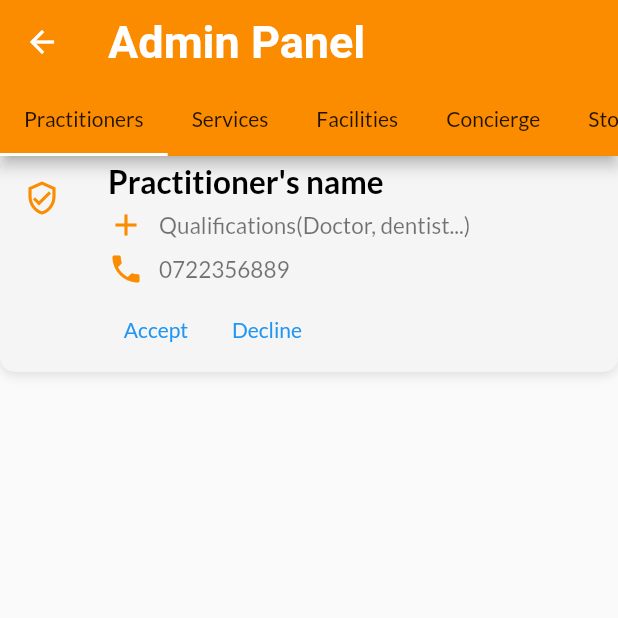
After one commit to CarltonK/doctors_of_kenya, a Flutter app: the AdminScreen screen opened directly, on a phone screen of 412 x 824 dp, the top half of it. The commit adds this screen. Run offline on Flutter 3.47's test engine with Material 2 defaults, Android fonts, the phone set to English and light mode, and no system bars; our stand-ins replace cached_network_image, cloud_firestore, firebase_analytics, firebase_auth, firebase_core, firebase_crashlytics and 2 more; accounts and stored records are empty.

Commit message:
admin tabs

```diff
--- /dev/null
+++ b/lib/screens/home/admin_tabs/admin_concierge.dart
@@ -0,0 +1,10 @@
+import 'package:flutter/material.dart';
+
+class AdminConcierge extends StatelessWidget {
+  const AdminConcierge({Key? key}) : super(key: key);
+
+  @override
+  Widget build(BuildContext context) {
+    return Container();
+  }
+}
--- /dev/null
+++ b/lib/screens/home/admin_tabs/admin_facilities.dart
@@ -0,0 +1,10 @@
+import 'package:flutter/material.dart';
+
+class AdminFacilities extends StatelessWidget {
+  const AdminFacilities({Key? key}) : super(key: key);
+
+  @override
+  Widget build(BuildContext context) {
+    return Container();
+  }
+}
--- /dev/null
+++ b/lib/screens/home/admin_tabs/admin_opportunities.dart
@@ -0,0 +1,10 @@
+import 'package:flutter/material.dart';
+
+class AdminOpportunities extends StatelessWidget {
+  const AdminOpportunities({Key? key}) : super(key: key);
+
+  @override
+  Widget build(BuildContext context) {
+    return Container();
+  }
+}
--- /dev/null
+++ b/lib/screens/home/admin_tabs/admin_practitioners.dart
@@ -0,0 +1,71 @@
+import 'package:doctors_of_kenya/utilities/utilities.dart';
+import 'package:flutter/material.dart';
+
+class AdminPractitioners extends StatelessWidget {
+  const AdminPractitioners({Key? key}) : super(key: key);
+
+  @override
+  Widget build(BuildContext context) {
+    return ListView(
+      children: [AdminPractitionerListItem()],
+    );
+  }
+}
+
+class AdminPractitionerListItem extends StatelessWidget {
+  const AdminPractitionerListItem({
+    Key? key,
+  }) : super(key: key);
+
+  @override
+  Widget build(BuildContext context) {
+    return Container(
+      decoration: Constants.kBoxDecorationStyle,
+      child: ListTile(
+        leading: Icon(
+          Icons.verified_user_outlined,
+          color: Theme.of(context).accentColor,
+        ),
+        title: Text(
+          'Practitioner\'s name',
+          style: Constants.miniheadlineStyle,
+        ),
+        subtitle: Column(
+          crossAxisAlignment: CrossAxisAlignment.start,
+          children: [
+            const SizedBox(height: 5),
+            Row(
+              children: [
+                Icon(Icons.add, color: Theme.of(context).accentColor),
+                const SizedBox(width: 10),
+                Text(
+                  'Qualifications(Doctor, dentist...)',
+                  style: Constants.subheadlineStyle,
+                ),
+              ],
+            ),
+            const SizedBox(height: 5),
+            Row(
+              children: [
+                Icon(Icons.phone, color: Theme.of(context).accentColor),
+                const SizedBox(width: 10),
+                Text(
+                  '0722356889',
+                  style: Constants.subheadlineStyle,
+                ),
+              ],
+            ),
+            const SizedBox(height: 5),
+            Row(
+              children: [
+                TextButton(onPressed: () {}, child: Text('Accept')),
+                const SizedBox(width: 10),
+                TextButton(onPressed: () {}, child: Text('Decline'))
+              ],
+            ),
+          ],
+        ),
+      ),
+    );
+  }
+}
--- /dev/null
+++ b/lib/screens/home/admin_tabs/admin_resources.dart
@@ -0,0 +1,10 @@
+import 'package:flutter/material.dart';
+
+class AdminResources extends StatelessWidget {
+  const AdminResources({Key? key}) : super(key: key);
+
+  @override
+  Widget build(BuildContext context) {
+    return Container();
+  }
+}
--- /dev/null
+++ b/lib/screens/home/admin_tabs/admin_screen.dart
@@ -0,0 +1,51 @@
+import 'package:doctors_of_kenya/screens/home/admin_tabs/admin_tabs.dart';
+import 'package:doctors_of_kenya/utilities/constants.dart';
+import 'package:doctors_of_kenya/widgets/widgets.dart';
+import 'package:flutter/material.dart';
+
+class AdminScreen extends StatelessWidget {
+  AdminScreen({Key? key}) : super(key: key);
+
+  _tabHeaders() {
+    return TabBar(
+      tabs: [
+        TabWidget(title: 'Practitioners'),
+        TabWidget(title: 'Services'),
+        TabWidget(title: 'Facilities'),
+        TabWidget(title: 'Concierge'),
+        TabWidget(title: 'Store'),
+        TabWidget(title: 'Resources'),
+        TabWidget(title: 'Opportunities'),
+      ],
+      isScrollable: true,
+    );
+  }
+
+  final List<Widget> _pages = [
+    AdminPractitioners(),
+    AdminServices(),
+    AdminFacilities(),
+    AdminConcierge(),
+    AdminStore(),
+    AdminResources(),
+    AdminOpportunities()
+  ];
+
+  @override
+  Widget build(BuildContext context) {
+    return DefaultTabController(
+      length: 7,
+      child: Scaffold(
+        appBar: AppBar(
+          backgroundColor: Theme.of(context).accentColor,
+          title: Text(
+            'Admin Panel',
+            style: Constants.headlineWhite,
+          ),
+          bottom: _tabHeaders(),
+        ),
+        body: TabBarView(children: _pages),
+      ),
+    );
+  }
+}
--- /dev/null
+++ b/lib/screens/home/admin_tabs/admin_services.dart
@@ -0,0 +1,10 @@
+import 'package:flutter/material.dart';
+
+class AdminServices extends StatelessWidget {
+  const AdminServices({Key? key}) : super(key: key);
+
+  @override
+  Widget build(BuildContext context) {
+    return Container();
+  }
+}
--- /dev/null
+++ b/lib/screens/home/admin_tabs/admin_store.dart
@@ -0,0 +1,10 @@
+import 'package:flutter/material.dart';
+
+class AdminStore extends StatelessWidget {
+  const AdminStore({Key? key}) : super(key: key);
+
+  @override
+  Widget build(BuildContext context) {
+    return Container();
+  }
+}
--- /dev/null
+++ b/lib/screens/home/admin_tabs/admin_tabs.dart
@@ -0,0 +1,8 @@
+export 'admin_concierge.dart';
+export 'admin_facilities.dart';
+export 'admin_opportunities.dart';
+export 'admin_practitioners.dart';
+export 'admin_resources.dart';
+export 'admin_screen.dart';
+export 'admin_services.dart';
+export 'admin_store.dart';
--- a/lib/widgets/app_drawer.dart
+++ b/lib/widgets/app_drawer.dart
@@ -1,5 +1,6 @@
 import 'package:doctors_of_kenya/models/models.dart';
 import 'package:doctors_of_kenya/providers/providers.dart';
+import 'package:doctors_of_kenya/screens/home/admin_tabs/admin_tabs.dart';
 import 'package:doctors_of_kenya/screens/home/home.dart';
 import 'package:doctors_of_kenya/utilities/utilities.dart';
 import 'package:flutter/material.dart';
@@ -110,18 +111,18 @@ class _AppDrawerState extends State<AppDrawer> {
                   },
                 ),
 
-                // if (dokUser!.email == null) ...[
-                //   ListItem(
-                //     title: 'Admin',
-                //     onTap: () {
-                //       Navigator.of(context).push(
-                //         SlideLeftTransition(
-                //           page: EmploymentScreen(),
-                //         ),
-                //       );
-                //     },
-                //   ),
-                // ]
+                if (dokUser!.email == null) ...[
+                  ListItem(
+                    title: 'Admin',
+                    onTap: () {
+                      Navigator.of(context).push(
+                        SlideLeftTransition(
+                          page: AdminScreen(),
+                        ),
+                      );
+                    },
+                  ),
+                ]
               ],
             ),
           ),
```
